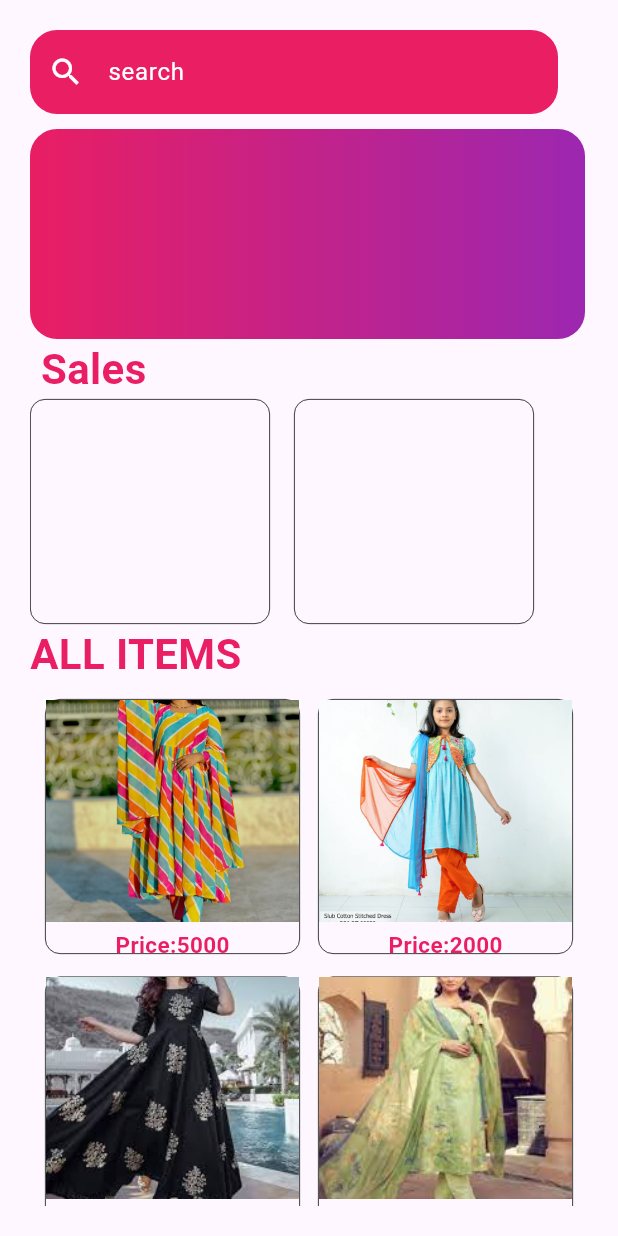
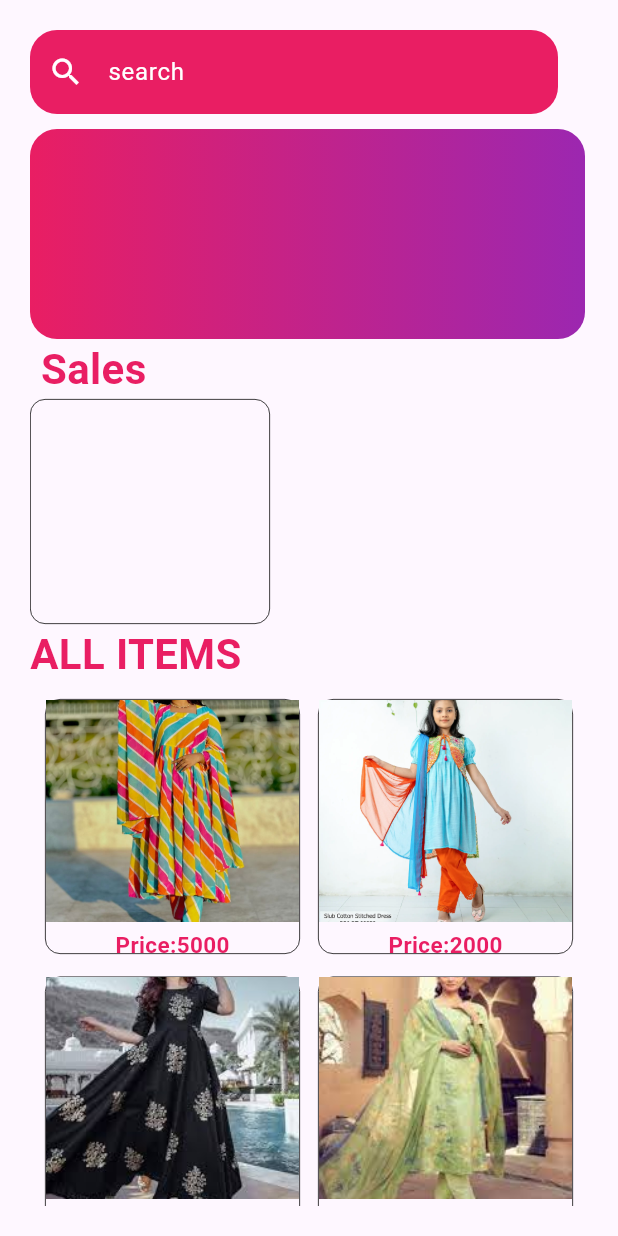
Before and after one commit to sohasara/E-Commerce-App, a Flutter app: the HomePage screen opened directly, on a phone screen of 412 x 824 dp. Run offline on Flutter 3.47's test engine with Material 3 defaults, Android fonts, the phone set to English and light mode, and no system bars; our stand-ins replace flutter_riverpod.

Commit message:
add new file

```diff
--- a/lib/feature/presentation/pages/home/home_page.dart
+++ b/lib/feature/presentation/pages/home/home_page.dart
@@ -43,18 +43,8 @@ class HomePage extends StatelessWidget {
               SingleChildScrollView(
                 scrollDirection: Axis.horizontal,
                 child: Row(
+                  mainAxisAlignment: MainAxisAlignment.spaceEvenly,
                   children: [
-                    Container(
-                      height: 150,
-                      width: 160,
-                      decoration: BoxDecoration(
-                        border: Border.all(width: 0.5),
-                        borderRadius: BorderRadius.circular(10),
-                      ),
-                    ),
-                    const SizedBox(
-                      width: 16,
-                    ),
                     Container(
                       height: 150,
                       width: 160,
```
Also changed, not shown: lib/feature/presentation/widgets/my_container.dart (added).
